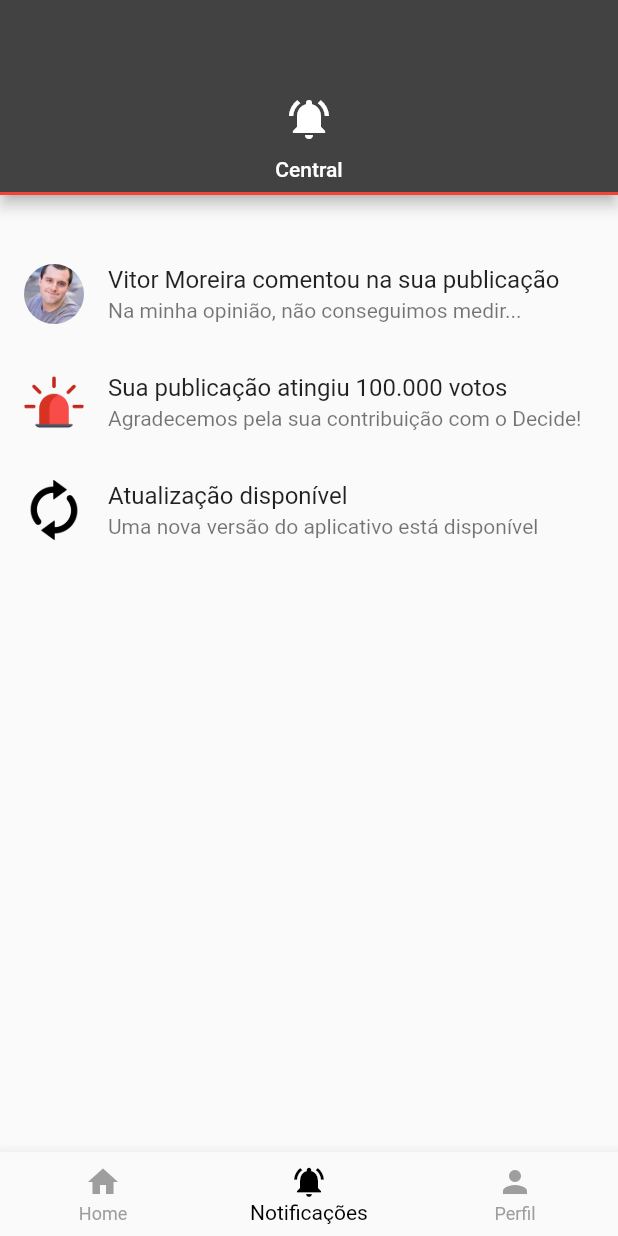
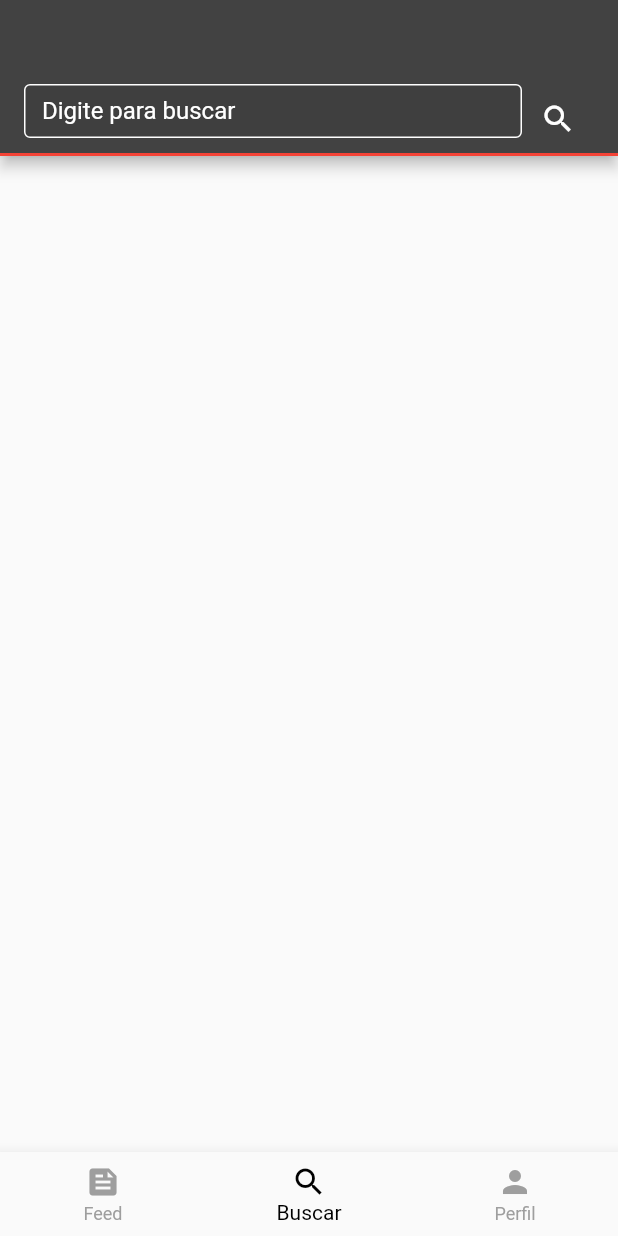
Before and after one commit to Celestinooo/Decide, a Flutter app: the TabsScreen screen opened by its route, item 2 of the bottom bar chosen, on a phone screen of 412 x 824 dp. Run offline on Flutter 3.47's test engine with Material 2 defaults, Android fonts, the phone set to English and light mode, and no system bars; our stand-ins replace after_layout, easy_localization, flutter_mobx, flutter_modular, image_cropper, image_picker and 2 more; missing offline and left inert: dart:ffi; accounts and stored records are empty; generated files the repository leaves out were written again.

Commit message:
search and follow users

```diff
--- a/lib/tabs/models/notification_model.dart
+++ /dev/null
@@ -1,11 +0,0 @@
-class NotificationModel {
-  final String title;
-  final String subtitle;
-  final String imageUrl;
-
-  NotificationModel({
-    required this.title,
-    required this.subtitle,
-    required this.imageUrl,
-  });
-}
--- /dev/null
+++ b/lib/tabs/models/search_user_model.dart
@@ -0,0 +1,13 @@
+class SearchUserModel {
+  final int id;
+  final String name;
+  final String login;
+  final String imageUrl;
+
+  SearchUserModel({
+    required this.id,
+    required this.name,
+    required this.login,
+    required this.imageUrl,
+  });
+}
--- a/lib/tabs/repository/map/follow_map_repository.dart
+++ b/lib/tabs/repository/map/follow_map_repository.dart
@@ -4,6 +4,6 @@ import 'package:decide/tabs/repository/map/map_repository.dart';
 class FollowMapRepository extends MapRepository<FollowModel, String> {
   FollowMapRepository() {
     insert(
-    "lucao:pedro", FollowModel(0, 1));
+    "0:1", FollowModel(0, 1));
   }
 }
--- a/lib/tabs/tabs_module.dart
+++ b/lib/tabs/tabs_module.dart
@@ -1,9 +1,11 @@
 import 'package:decide/tabs/controllers/create_chart_controller.dart';
 import 'package:decide/tabs/controllers/home_following_controller.dart';
 import 'package:decide/tabs/controllers/profile_controller.dart';
+import 'package:decide/tabs/controllers/users_controller.dart';
 import 'package:decide/tabs/stores/create_chart_store.dart';
 import 'package:decide/tabs/stores/following_store.dart';
 import 'package:decide/tabs/stores/profile_store.dart';
+import 'package:decide/tabs/stores/search_store.dart';
 import 'package:decide/tabs/views/tabs_screen.dart';
 import 'package:flutter_modular/flutter_modular.dart';
 
@@ -16,6 +18,8 @@ class TabsModule extends Module {
     Bind.lazySingleton((i) => CreateChartController(i(),i())),
     Bind.lazySingleton((i) => FollowingStore(i(),i())),
     Bind.lazySingleton((i) => HomeFollowingController(i(),i(),i())),
+    Bind.lazySingleton((i) => SearchStore(i())),
+    Bind.lazySingleton((i) => UsersController(i(),i(),i())),
   ];
 
   @override
--- a/lib/tabs/views/tab/home_tab.dart
+++ b/lib/tabs/views/tab/home_tab.dart
@@ -18,10 +18,6 @@ class HomeTab extends StatelessWidget {
             indicatorColor: Colors.red,
             tabs: [
               Tab(
-                text: 'Em Alta',
-                icon: Icon(Icons.trending_up,color: Colors.white,size: 32,),
-              ),
-              Tab(
                 text: 'Seguindo',
                 icon: Icon(Icons.follow_the_signs_sharp,color: Colors.white,size: 32,),
               ),
--- a/lib/tabs/views/tab/notifications_tab.dart
+++ /dev/null
@@ -1,74 +0,0 @@
-import 'package:decide/tabs/models/notification_model.dart';
-import 'package:flutter/material.dart';
-
-class NotificationsTab extends StatefulWidget {
-  const NotificationsTab({Key? key}) : super(key: key);
-
-  @override
-  State<NotificationsTab> createState() => _NotificationsTabState();
-}
-
-class _NotificationsTabState extends State<NotificationsTab> {
-  final List<NotificationModel> notifications = [
-    NotificationModel(
-      title: 'Vitor Moreira comentou na sua publicação',
-      subtitle: 'Na minha opinião, não conseguimos medir...',
-      imageUrl: 'assets/images/random_man2.jpeg',
-    ),
-    NotificationModel(
-      title: 'Sua publicação atingiu 100.000 votos',
-      subtitle: 'Agradecemos pela sua contribuição com o Decide!',
-      imageUrl: 'assets/images/sirene.png',
-    ),
-    NotificationModel(
-      title: 'Atualização disponível',
-      subtitle: 'Uma nova versão do aplicativo está disponível',
-      imageUrl: 'assets/images/retry.png',
-    ),
-  ];
-
-  @override
-  Widget build(BuildContext context) {
-    return DefaultTabController(
-      length: 1,
-      child: Scaffold(
-        appBar: AppBar(
-          backgroundColor: Colors.grey[800],
-          automaticallyImplyLeading: false,
-          centerTitle: true ,
-          bottom: const TabBar(
-            indicatorColor: Colors.red,
-            tabs: [
-              Tab(
-                text: 'Central',
-                icon: Icon(Icons.notifications_active,color: Colors.white,size: 32,),
-              ),
-            ],
-          ),
-        ),
-        body: Column(
-          crossAxisAlignment: CrossAxisAlignment.start,
-          children: [
-            const SizedBox(height: 30,),
-            Expanded(
-              child: ListView.builder(
-                itemCount: notifications.length,
-                itemBuilder: (context, index) {
-                  final notification = notifications[index];
-                  return ListTile(
-                    leading: CircleAvatar(
-                      backgroundImage: AssetImage(notification.imageUrl),
-                      backgroundColor: Colors.transparent,
-                    ),
-                    title: Text(notification.title),
-                    subtitle: Text(notification.subtitle),
-                  );
-                },
-              ),
-            ),
-          ],
-        ),
-      ),
-    );
-  }
-}
--- /dev/null
+++ b/lib/tabs/views/tab/search_tab.dart
@@ -0,0 +1,154 @@
+import 'dart:async';
+
+import 'package:after_layout/after_layout.dart';
+import 'package:decide/tabs/models/search_user_model.dart';
+import 'package:decide/tabs/stores/search_store.dart';
+import 'package:flutter/material.dart';
+import 'package:flutter_modular/flutter_modular.dart';
+import 'package:flutter_mobx/flutter_mobx.dart';
+
+class SearchTab extends StatefulWidget {
+  const SearchTab({Key? key}) : super(key: key);
+
+  @override
+  State<SearchTab> createState() => _SearchTabState();
+}
+
+class _SearchTabState extends ModularState<SearchTab, SearchStore>
+    with AfterLayoutMixin {
+  @override
+  Widget build(BuildContext context) {
+    return DefaultTabController(
+      length: 1,
+      child: Scaffold(
+        appBar: AppBar(
+          backgroundColor: Colors.grey[800],
+          automaticallyImplyLeading: false,
+          centerTitle: true,
+          bottom: TabBar(
+            indicatorColor: Colors.red,
+            tabs: [
+              Tab(
+                icon: Row(
+                  children: [
+                    Expanded(
+                      child: Container(
+                          margin: const EdgeInsets.only(bottom: 10),
+                          child: Theme(
+                            data: Theme.of(context).copyWith(
+                                primaryColor: Colors.white,
+                                // Define a cor primária como branca
+                                hintColor: Colors.white,
+                                // Define a cor da dica como branca
+                                focusColor: Colors.white),
+                            child: TextField(
+                              controller: store.inputController,
+                              decoration: const InputDecoration(
+                                labelText: 'Digite para buscar',
+                                floatingLabelBehavior:
+                                    FloatingLabelBehavior.never,
+                                // Define a dica como não flutuante
+
+                                enabledBorder: OutlineInputBorder(
+                                  borderSide: BorderSide(
+                                      color: Colors
+                                          .white), // Define a cor da borda inativa como branca
+                                ),
+                                focusedBorder: OutlineInputBorder(
+                                  borderSide: BorderSide(
+                                      color: Colors
+                                          .white), // Define a cor da borda quando o campo está em foco como branca
+                                ),
+                                filled: true,
+                              ),
+                              style: TextStyle(color: Colors.white),
+                            ),
+                          )),
+                    ),
+                    IconButton(
+                      icon: Icon(Icons.search, color: Colors.white),
+                      onPressed: () {
+                        store.searchUsers();
+                      },
+                    ),
+                  ],
+                ),
+              ),
+            ],
+          ),
+        ),
+        body: Column(
+          crossAxisAlignment: CrossAxisAlignment.start,
+          children: [
+            const SizedBox(
+              height: 30,
+            ),
+            Expanded(
+              child: Observer(builder: (context) {
+                return ListView.builder(
+                  itemCount: store.users.length,
+                  itemBuilder: (context, index) {
+                    final user = store.users[index];
+                    return ListTile(
+                      leading: user.imageUrl.isNotEmpty
+                          ? CircleAvatar(
+                              backgroundImage: AssetImage(user.imageUrl),
+                              backgroundColor: Colors.transparent,
+                            )
+                          : Column(
+                              mainAxisAlignment: MainAxisAlignment.center,
+                              children: [
+                                Icon(Icons.person),
+                              ],
+                            ),
+                      title: Text(user.name),
+                      subtitle: Text(user.login),
+                      trailing: _getFollowWidget(user),
+                    );
+                  },
+                );
+              }),
+            ),
+          ],
+        ),
+      ),
+    );
+  }
+
+  Widget _getFollowWidget(SearchUserModel userFound) {
+    var following = store.isFollowing(userFound);
+    if(following == null) return const SizedBox();
+    if (following) {
+      return ElevatedButton(
+        onPressed: () {
+          store.unfollow(userFound);
+        },
+        style: ElevatedButton.styleFrom(
+          primary: Colors.grey[700],
+          onPrimary: Colors.white,
+          shape: RoundedRectangleBorder(
+            borderRadius: BorderRadius.circular(20.0),
+          ),
+        ),
+        child: Text('Deixar de Seguir'),
+      );
+    } else {
+      return ElevatedButton(
+        child: Text('Seguir'),
+        onPressed: () {
+          store.follow(userFound);
+        },
+        style: ElevatedButton.styleFrom(
+          primary: Colors.blue,
+          onPrimary: Colors.white,
+          shape: RoundedRectangleBorder(
+            borderRadius: BorderRadius.circular(20.0),
+          ),
+        ),
+      );
+    }
+  }
+
+  @override
+  FutureOr<void> afterFirstLayout(BuildContext context) {}
+}
--- a/lib/tabs/views/tabs_screen.dart
+++ b/lib/tabs/views/tabs_screen.dart
@@ -1,6 +1,8 @@
+import 'package:decide/tabs/stores/search_store.dart';
 import 'package:decide/tabs/views/tab/home_tab.dart';
-import 'package:decide/tabs/views/tab/notifications_tab.dart';
+import 'package:decide/tabs/views/tab/search_tab.dart';
 import 'package:decide/tabs/views/tab/create_tab.dart';
+import 'package:flutter_modular/flutter_modular.dart';
 import 'package:decide/tabs/views/tab/profile_tab.dart';
 import 'package:flutter/cupertino.dart';
 import 'package:flutter/material.dart';
@@ -16,7 +18,7 @@ class _TabsScreenState extends State<TabsScreen> {
 
   static final List<Widget> _widgetOptions = <Widget>[
     const HomeTab(),
-    const NotificationsTab(),
+    const SearchTab(),
     const ProfileTab(),
   ];
 
@@ -43,12 +45,12 @@ class _TabsScreenState extends State<TabsScreen> {
             onTap: _onItemTapped,
             items: const [
               BottomNavigationBarItem(
-                icon: Icon(Icons.home),
-                label: 'Home',
+                icon: Icon(Icons.feed),
+                label: 'Feed',
               ),
               BottomNavigationBarItem(
-                icon: Icon(Icons.notifications_active),
-                label: 'Notificações',
+                icon: Icon(Icons.search),
+                label: 'Buscar',
               ),
               BottomNavigationBarItem(
                 icon: Icon(Icons.person),
```
Also changed, not shown: lib/tabs/controllers/users_controller.dart (added, +49 -0 lines), lib/tabs/stores/search_store.dart (added, +46 -0 lines).
